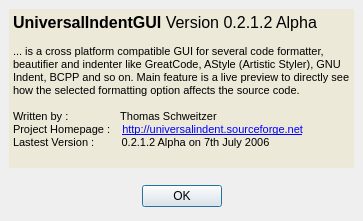
This is src/aboutdialog.ui in yuhaoth/univsalindent as Qt 5 draws it before an edit. The edited form follows.
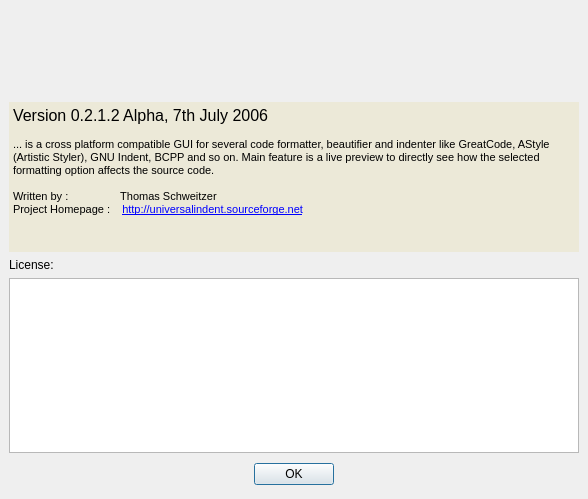
This is the edited form. Icons and pictures are not drawn.

Commit message: Some changes made to the about dialog

The edit to the form file:
```diff
--- a/src/aboutdialog.ui
+++ b/src/aboutdialog.ui
@@ -8,10 +8,30 @@
    <rect>
     <x>0</x>
     <y>0</y>
-    <width>363</width>
-    <height>221</height>
+    <width>588</width>
+    <height>499</height>
    </rect>
   </property>
+  <property name="sizePolicy" >
+   <sizepolicy>
+    <hsizetype>0</hsizetype>
+    <vsizetype>1</vsizetype>
+    <horstretch>0</horstretch>
+    <verstretch>0</verstretch>
+   </sizepolicy>
+  </property>
+  <property name="minimumSize" >
+   <size>
+    <width>588</width>
+    <height>499</height>
+   </size>
+  </property>
+  <property name="maximumSize" >
+   <size>
+    <width>588</width>
+    <height>16777215</height>
+   </size>
+  </property>
   <property name="windowTitle" >
    <string>About UniversalIndentGUI</string>
   </property>
@@ -25,8 +45,52 @@
    <property name="spacing" >
     <number>6</number>
    </property>
+   <item>
+    <widget class="QLabel" name="label" >
+     <property name="sizePolicy" >
+      <sizepolicy>
+       <hsizetype>0</hsizetype>
+       <vsizetype>0</vsizetype>
+       <horstretch>0</horstretch>
+       <verstretch>0</verstretch>
+      </sizepolicy>
+     </property>
+     <property name="minimumSize" >
+      <size>
+       <width>570</width>
+       <height>87</height>
+      </size>
+     </property>
+     <property name="maximumSize" >
+      <size>
+       <width>570</width>
+       <height>87</height>
+      </size>
+     </property>
+     <property name="text" >
+      <string/>
+     </property>
+     <property name="pixmap" >
+      <pixmap resource="../resources/Icons.qrc" >:/aboutDialog/banner.jpg</pixmap>
+     </property>
+    </widget>
+   </item>
    <item>
     <widget class="QTextBrowser" name="textBrowser" >
+     <property name="sizePolicy" >
+      <sizepolicy>
+       <hsizetype>5</hsizetype>
+       <vsizetype>1</vsizetype>
+       <horstretch>0</horstretch>
+       <verstretch>0</verstretch>
+      </sizepolicy>
+     </property>
+     <property name="maximumSize" >
+      <size>
+       <width>16777215</width>
+       <height>150</height>
+      </size>
+     </property>
      <property name="palette" >
       <palette>
        <active>
@@ -299,22 +363,26 @@
       <enum>QFrame::NoFrame</enum>
      </property>
      <property name="html" >
-      <string>&lt;html>&lt;head>&lt;meta name="qrichtext" content="1" />&lt;/head>&lt;body style=" white-space: pre-wrap; font-family:MS Shell Dlg; font-size:8.25pt; font-weight:400; font-style:normal; text-decoration:none;">&lt;p style=" margin-top:0px; margin-bottom:0px; margin-left:0px; margin-right:0px; -qt-block-indent:0; text-indent:0px; font-size:8pt;">&lt;span style=" font-family:MS Shell Dlg 2; font-size:12pt; font-weight:600;">UniversalIndentGUI&lt;/span>&lt;span style=" font-family:MS Shell Dlg 2; font-size:12pt;"> Version 0.2.1.2 Alpha&lt;/span>&lt;/p>&lt;p style="-qt-paragraph-type:empty; margin-top:0px; margin-bottom:0px; margin-left:0px; margin-right:0px; -qt-block-indent:0; text-indent:0px; font-family:MS Shell Dlg 2; font-size:8pt;">&lt;/p>&lt;p style=" margin-top:0px; margin-bottom:0px; margin-left:0px; margin-right:0px; -qt-block-indent:0; text-indent:0px; font-family:MS Shell Dlg 2; font-size:8pt;">... is a cross platform compatible GUI for several code formatter, beautifier and indenter like GreatCode, AStyle (Artistic Styler), GNU Indent, BCPP and so on. Main feature is a live preview to directly see how the selected formatting option affects the source code.&lt;/p>&lt;p style="-qt-paragraph-type:empty; margin-top:0px; margin-bottom:0px; margin-left:0px; margin-right:0px; -qt-block-indent:0; text-indent:0px; font-family:MS Shell Dlg 2; font-size:8pt;">&lt;/p>&lt;p style=" margin-top:0px; margin-bottom:0px; margin-left:0px; margin-right:0px; -qt-block-indent:0; text-indent:0px; font-family:MS Shell Dlg 2; font-size:8pt;">Written by :  	         Thomas Schweitzer&lt;/p>&lt;p style=" margin-top:0px; margin-bottom:0px; margin-left:0px; margin-right:0px; -qt-block-indent:0; text-indent:0px; font-family:MS Shell Dlg 2; font-size:8pt;">Project Homepage :    &lt;span style=" text-decoration: underline; color:#0000ff;">http://universalindent.sourceforge.net&lt;/span>&lt;/p>&lt;p style=" margin-top:0px; margin-bottom:0px; margin-left:0px; margin-right:0px; -qt-block-indent:0; text-indent:0px; font-family:MS Shell Dlg 2; font-size:8pt; text-decoration: underline; color:#0000ff;">&lt;span style=" text-decoration:none; color:#000000;">Lastest Version :         0.2.1.2 Alpha on 7th July 2006&lt;/span>&lt;/p>&lt;/body>&lt;/html></string>
+      <string>&lt;html>&lt;head>&lt;meta name="qrichtext" content="1" />&lt;/head>&lt;body style=" white-space: pre-wrap; font-family:MS Shell Dlg 2; font-size:8.25pt; font-weight:400; font-style:normal; text-decoration:none;">&lt;p style=" margin-top:0px; margin-bottom:0px; margin-left:0px; margin-right:0px; -qt-block-indent:0; text-indent:0px; font-family:MS Shell Dlg; font-size:8pt;">&lt;span style=" font-family:MS Shell Dlg 2; font-size:12pt;">Version 0.2.1.2 Alpha, 7th July 2006&lt;/span>&lt;/p>&lt;p style="-qt-paragraph-type:empty; margin-top:0px; margin-bottom:0px; margin-left:0px; margin-right:0px; -qt-block-indent:0; text-indent:0px; font-size:8pt;">&lt;/p>&lt;p style=" margin-top:0px; margin-bottom:0px; margin-left:0px; margin-right:0px; -qt-block-indent:0; text-indent:0px; font-size:8pt;">... is a cross platform compatible GUI for several code formatter, beautifier and indenter like GreatCode, AStyle (Artistic Styler), GNU Indent, BCPP and so on. Main feature is a live preview to directly see how the selected formatting option affects the source code.&lt;/p>&lt;p style="-qt-paragraph-type:empty; margin-top:0px; margin-bottom:0px; margin-left:0px; margin-right:0px; -qt-block-indent:0; text-indent:0px; font-size:8pt;">&lt;/p>&lt;p style=" margin-top:0px; margin-bottom:0px; margin-left:0px; margin-right:0px; -qt-block-indent:0; text-indent:0px; font-size:8pt;">Written by :  	         Thomas Schweitzer&lt;/p>&lt;p style=" margin-top:0px; margin-bottom:0px; margin-left:0px; margin-right:0px; -qt-block-indent:0; text-indent:0px; font-size:8pt;">Project Homepage :    &lt;span style=" text-decoration: underline; color:#0000ff;">http://universalindent.sourceforge.net&lt;/span>&lt;/p>&lt;/body>&lt;/html></string>
      </property>
     </widget>
    </item>
    <item>
-    <spacer>
-     <property name="orientation" >
-      <enum>Qt::Vertical</enum>
+    <widget class="QLabel" name="label_2" >
+     <property name="text" >
+      <string>License:</string>
      </property>
-     <property name="sizeHint" >
-      <size>
-       <width>20</width>
-       <height>40</height>
-      </size>
+    </widget>
+   </item>
+   <item>
+    <widget class="QTextEdit" name="textEdit" >
+     <property name="readOnly" >
+      <bool>true</bool>
      </property>
-    </spacer>
+     <property name="html" >
+      <string>&lt;html>&lt;head>&lt;meta name="qrichtext" content="1" />&lt;/head>&lt;body style=" white-space: pre-wrap; font-family:MS Shell Dlg 2; font-size:8.25pt; font-weight:400; font-style:normal; text-decoration:none;">&lt;p style="-qt-paragraph-type:empty; margin-top:0px; margin-bottom:0px; margin-left:0px; margin-right:0px; -qt-block-indent:0; text-indent:0px; font-family:Courier New; font-size:8pt;">&lt;/p>&lt;/body>&lt;/html></string>
+     </property>
+    </widget>
    </item>
    <item>
     <layout class="QHBoxLayout" >
```
Left out of the diff: 4 changed lines with no effect on the pictures. The commit also changes 2 other files.
